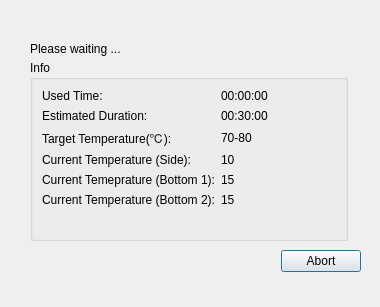
Old version of the form ServiceSW/Master/Components/Diagnostics/Forms/RetortTimingDialog.ui in the repository Liyezhong/Master.
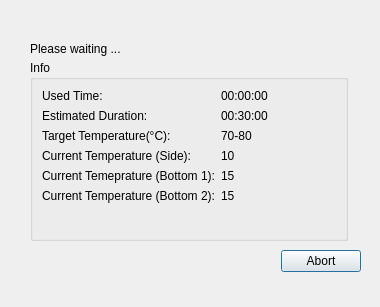
New version of the form.

```diff
--- a/ServiceSW/Master/Components/Diagnostics/Forms/RetortTimingDialog.ui
+++ b/ServiceSW/Master/Components/Diagnostics/Forms/RetortTimingDialog.ui
@@ -60,7 +60,7 @@
     <item row="2" column="0">
      <widget class="QLabel" name="labelTargetTempName">
       <property name="text">
-       <string>Target Temperature(℃):</string>
+       <string>Target Temperature(°C): </string>
       </property>
      </widget>
     </item>
```
